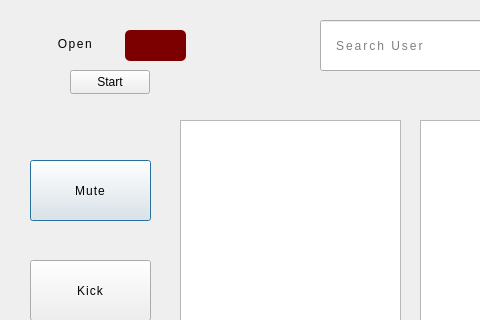
This is MultiChat/server_side_dialog.ui in vince-exe/MultiChat as Qt 5 draws it before an edit; both pictures show x 0 to 480 and y 0 to 320 of the 1308 by 688 pixel window. The edited form follows.
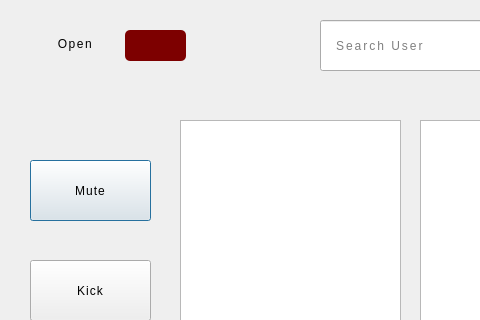
This is the edited form.

Diff of the .ui file:
```diff
--- a/MultiChat/server_side_dialog.ui
+++ b/MultiChat/server_side_dialog.ui
@@ -555,19 +555,6 @@
     <string/>
    </property>
   </widget>
-  <widget class="QPushButton" name="pushButton">
-   <property name="geometry">
-    <rect>
-     <x>70</x>
-     <y>70</y>
-     <width>80</width>
-     <height>24</height>
-    </rect>
-   </property>
-   <property name="text">
-    <string>Start</string>
-   </property>
-  </widget>
  </widget>
  <resources/>
  <connections/>
```
Left out of the diff: 5 changed lines with no effect on the pictures.
